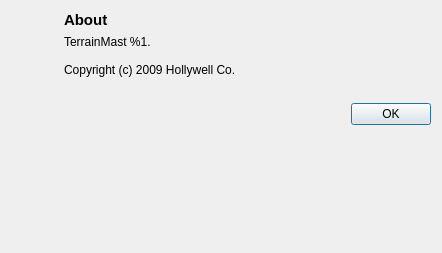
Above: TerrainMast/trunk/src/TerrainMast/ui/about.ui from suda-ee/miscprojectsrepo before the change. Below: the same form after it.
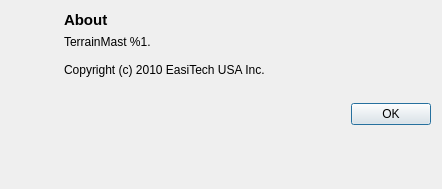
That is the form after the change. Icons and pictures are not drawn.

Commit message: ?????? EasiTech USA Inc. ???

```diff
--- a/TerrainMast/trunk/src/TerrainMast/ui/about.ui
+++ b/TerrainMast/trunk/src/TerrainMast/ui/about.ui
@@ -10,7 +10,7 @@
     <x>0</x>
     <y>0</y>
     <width>442</width>
-    <height>253</height>
+    <height>189</height>
    </rect>
   </property>
   <property name="windowTitle">
@@ -91,7 +91,7 @@
          <property name="text">
           <string>TerrainMast %1.
 
-Copyright (c) 2009 Hollywell Co.</string>
+Copyright (c) 2010 EasiTech USA Inc.</string>
          </property>
         </widget>
        </item>
```
Left out of the diff: 14 changed lines with no effect on the pictures. The commit also changes 12 other files.
